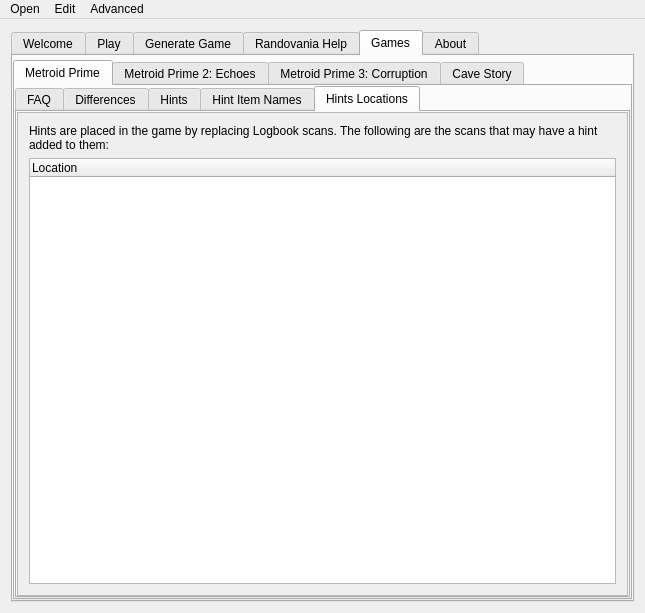
First picture: the form in randovania/gui/ui_files/main_window.ui, repository randovania/randovania, before the edit.
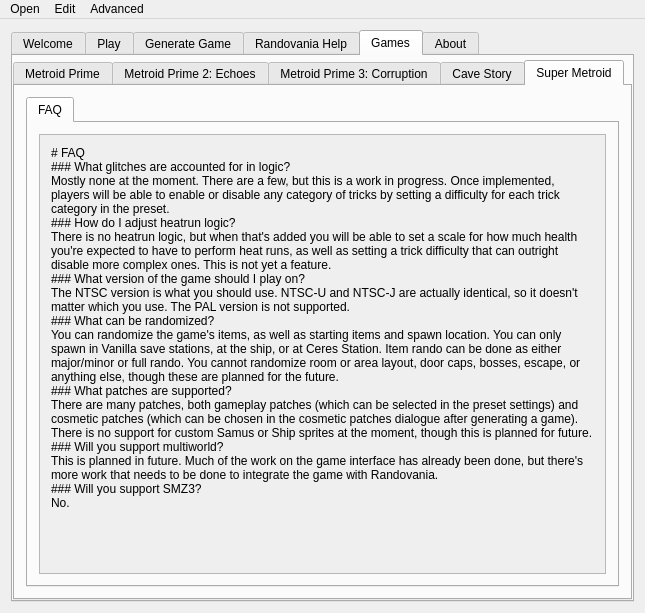
Second picture: the form after the edit. The open tabs and pages were chosen to show the change. Icons and pictures are not drawn. Custom widgets are drawn as their Qt base class.

Commit message: Add Super Metroid FAQ page

```diff
--- a/randovania/gui/ui_files/main_window.ui
+++ b/randovania/gui/ui_files/main_window.ui
@@ -875,7 +875,7 @@
         <item>
          <widget class="QTabWidget" name="games_tab_widget">
           <property name="currentIndex">
-           <number>0</number>
+           <number>4</number>
           </property>
           <widget class="QWidget" name="help_prime_tab">
            <attribute name="title">
@@ -1184,8 +1184,8 @@
                     <rect>
                      <x>0</x>
                      <y>0</y>
-                     <width>88</width>
-                     <height>359</height>
+                     <width>613</width>
+                     <height>478</height>
                     </rect>
                    </property>
                    <layout class="QVBoxLayout" name="hint_scroll_layout_4">
@@ -2280,6 +2280,76 @@
             </item>
            </layout>
           </widget>
+          <widget class="QWidget" name="super_metroid_tab">
+           <attribute name="title">
+            <string>Super Metroid</string>
+           </attribute>
+           <layout class="QVBoxLayout" name="verticalLayout_5">
+            <item>
+             <widget class="QTabWidget" name="super_metroid_tab_widget">
+              <property name="currentIndex">
+               <number>0</number>
+              </property>
+              <widget class="QWidget" name="super_metroid_faq_tab">
+               <attribute name="title">
+                <string>FAQ</string>
+               </attribute>
+               <layout class="QVBoxLayout" name="verticalLayout_7">
+                <item>
+                 <widget class="QScrollArea" name="super_metroid_faq_scroll_area">
+                  <property name="widgetResizable">
+                   <bool>true</bool>
+                  </property>
+                  <widget class="QWidget" name="super_metroid_faq_scroll_contents">
+                   <property name="geometry">
+                    <rect>
+                     <x>0</x>
+                     <y>0</y>
+                     <width>563</width>
+                     <height>549</height>
+                    </rect>
+                   </property>
+                   <layout class="QVBoxLayout" name="verticalLayout_6">
+                    <item>
+                     <widget class="QLabel" name="super_metroid_faq_label">
+                      <property name="text">
+                       <string># FAQ
+### What glitches are accounted for in logic?
+Mostly none at the moment. There are a few, but this is a work in progress. Once implemented, players will be able to enable or disable any category of tricks by setting a difficulty for each trick category in the preset.
+### How do I adjust heatrun logic?
+There is no heatrun logic, but when that's added you will be able to set a scale for how much health you're expected to have to perform heat runs, as well as setting a trick difficulty that can outright disable more complex ones. This is not yet a feature.
+### What version of the game should I play on?
+The NTSC version is what you should use. NTSC-U and NTSC-J are actually identical, so it doesn't matter which you use. The PAL version is not supported.
+### What can be randomized?
+You can randomize the game's items, as well as starting items and spawn location. You can only spawn in Vanilla save stations, at the ship, or at Ceres Station. Item rando can be done as either major/minor or full rando. You cannot randomize room or area layout, door caps, bosses, escape, or anything else, though these are planned for the future.
+### What patches are supported?
+There are many patches, both gameplay patches (which can be selected in the preset settings) and cosmetic patches (which can be chosen in the cosmetic patches dialogue after generating a game). There is no support for custom Samus or Ship sprites at the moment, though this is planned for future.
+### Will you support multiworld?
+This is planned in future. Much of the work on the game interface has already been done, but there's more work that needs to be done to integrate the game with Randovania.
+### Will you support SMZ3?
+No.</string>
+                      </property>
+                      <property name="textFormat">
+                       <enum>Qt::MarkdownText</enum>
+                      </property>
+                      <property name="alignment">
+                       <set>Qt::AlignLeading|Qt::AlignLeft|Qt::AlignTop</set>
+                      </property>
+                      <property name="wordWrap">
+                       <bool>true</bool>
+                      </property>
+                     </widget>
+                    </item>
+                   </layout>
+                  </widget>
+                 </widget>
+                </item>
+               </layout>
+              </widget>
+             </widget>
+            </item>
+           </layout>
+          </widget>
          </widget>
         </item>
        </layout>
```
Left out of the diff: 93 changed lines with no effect on the pictures.
